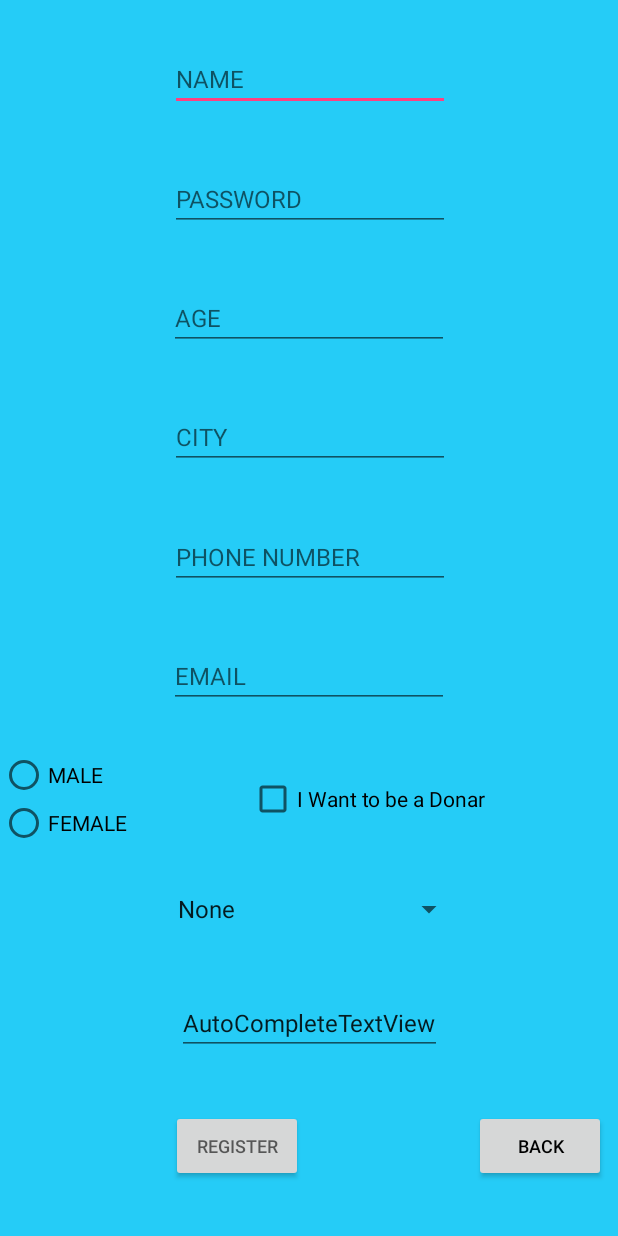
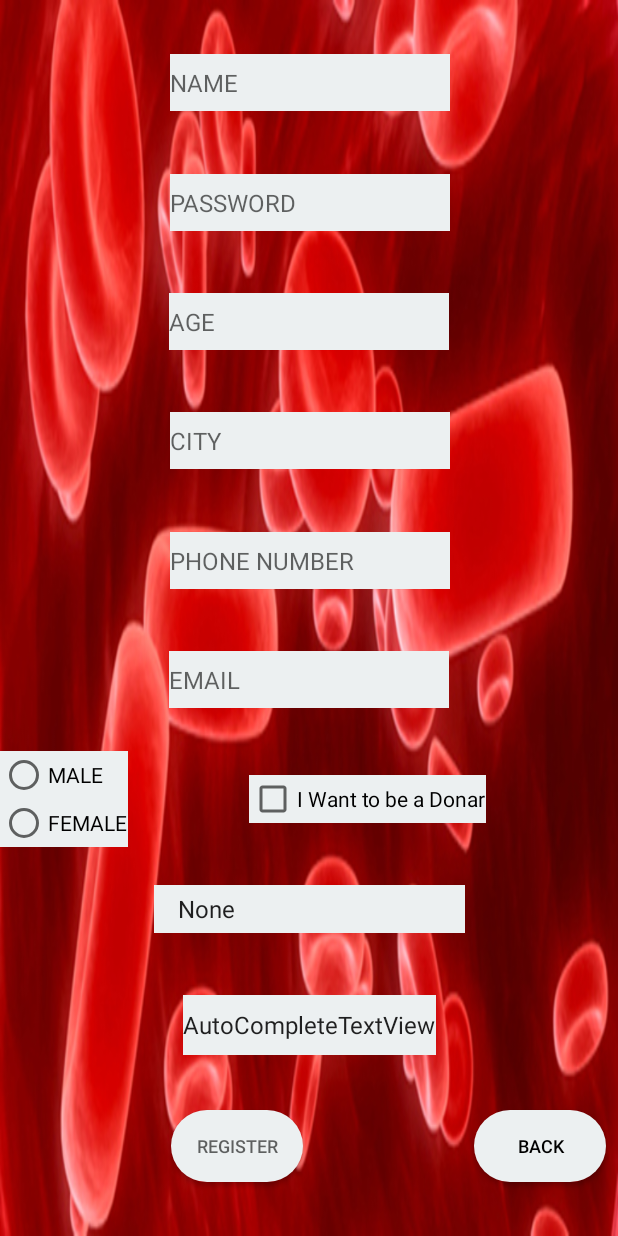
Before and after one commit to lokesh-venkata-sai/Bloodline, an Android app: the register screen opened directly, with no data from a screen before it, on a phone screen of 412 x 824 dp. Run offline under Robolectric (Android 15) with nearby library versions, the phone set to English and light mode, and no system bars.

Commit message:
added background and changed shape of buttons

```diff
--- /dev/null
+++ b/app/src/main/res/drawable/rounded_button.xml
@@ -0,0 +1,6 @@
+<?xml version="1.0" encoding="utf-8"?>
+<shape xmlns:android="http://schemas.android.com/apk/res/android"
+    android:shape="rectangle">
+    <solid android:color="@color/bt_color"/>
+    <corners android:radius="150dp"/>
+</shape>
--- a/app/src/main/res/layout/activity_loginregister.xml
+++ b/app/src/main/res/layout/activity_loginregister.xml
@@ -4,7 +4,7 @@
     xmlns:tools="http://schemas.android.com/tools"
     android:layout_width="match_parent"
     android:layout_height="match_parent"
-    android:background="#25CCF7"
+    android:background="@drawable/background"
     tools:context="com.example.lokesh.bloodline.loginregister">
 
     <EditText
@@ -13,6 +13,7 @@
         android:layout_height="50dp"
         android:layout_marginBottom="5dp"
         android:layout_marginTop="60dp"
+        android:background="#ecf0f1"
         android:ems="10"
         android:hint="@string/name"
         android:inputType="textPersonName"
@@ -28,6 +29,7 @@
         android:layout_width="300dp"
         android:layout_height="51dp"
         android:layout_marginBottom="284dp"
+        android:background="#ecf0f1"
         android:ems="10"
         android:hint="@string/password"
         android:inputType="textPassword"
@@ -43,6 +45,7 @@
         android:layout_height="wrap_content"
         android:layout_marginTop="5dp"
         android:text="@string/login_button"
+        android:background="@drawable/rounded_button"
         app:layout_constraintBottom_toBottomOf="parent"
         app:layout_constraintEnd_toStartOf="@+id/signup_button"
         app:layout_constraintHorizontal_bias="0.517"
@@ -56,6 +59,7 @@
         android:layout_height="wrap_content"
         android:layout_marginTop="5dp"
         android:text="@string/signup_button"
+        android:background="@drawable/rounded_button"
         app:layout_constraintBottom_toBottomOf="parent"
         app:layout_constraintEnd_toEndOf="parent"
         app:layout_constraintLeft_toRightOf="@id/login_button"
--- a/app/src/main/res/layout/activity_main.xml
+++ b/app/src/main/res/layout/activity_main.xml
@@ -4,7 +4,7 @@
     xmlns:tools="http://schemas.android.com/tools"
     android:layout_width="match_parent"
     android:layout_height="match_parent"
-    android:background="#25CCF7"
+    android:background="@drawable/background"
     tools:context="com.example.lokesh.bloodline.MainActivity">
 
     <Button
@@ -16,6 +16,7 @@
         android:layout_marginStart="15dp"
         android:layout_marginTop="160dp"
         android:text="@string/main_searchdonar"
+        android:background="@drawable/rounded_button"
         app:layout_constraintBottom_toTopOf="@+id/main_myprofile"
         app:layout_constraintEnd_toEndOf="parent"
         app:layout_constraintStart_toStartOf="parent"
@@ -30,6 +31,7 @@
         android:layout_marginStart="15dp"
         android:layout_marginTop="5dp"
         android:text="@string/main_myprofile"
+        android:background="@drawable/rounded_button"
         app:layout_constraintBottom_toBottomOf="parent"
         app:layout_constraintEnd_toEndOf="parent"
         app:layout_constraintStart_toStartOf="parent"
--- a/app/src/main/res/layout/activity_register.xml
+++ b/app/src/main/res/layout/activity_register.xml
@@ -4,7 +4,7 @@
     xmlns:tools="http://schemas.android.com/tools"
     android:layout_width="match_parent"
     android:layout_height="match_parent"
-    android:background="#25CCF7"
+    android:background="@drawable/background"
     tools:context="com.example.lokesh.bloodline.register">
 
 
@@ -16,6 +16,7 @@
         android:layout_marginEnd="8dp"
         android:layout_marginStart="8dp"
         android:layout_marginTop="5dp"
+        android:background="#ecf0f1"
         android:ems="10"
         android:hint="@string/registerpagename"
         android:inputType="textPersonName"
@@ -34,6 +35,7 @@
         android:layout_marginEnd="8dp"
         android:layout_marginStart="8dp"
         android:layout_marginTop="5dp"
+        android:background="#ecf0f1"
         android:ems="10"
         android:hint="@string/registerpagepassword"
         android:inputType="textPassword"
@@ -52,6 +54,7 @@
         android:layout_marginEnd="8dp"
         android:layout_marginStart="8dp"
         android:layout_marginTop="5dp"
+        android:background="#ecf0f1"
         android:ems="10"
         android:hint="@string/registerpageage"
         android:inputType="textPersonName"
@@ -69,6 +72,7 @@
         android:layout_marginEnd="8dp"
         android:layout_marginStart="8dp"
         android:layout_marginTop="5dp"
+        android:background="#ecf0f1"
         android:ems="10"
         android:hint="@string/registerpagecity"
         android:inputType="textPersonName"
@@ -87,6 +91,7 @@
         android:layout_marginEnd="8dp"
         android:layout_marginStart="8dp"
         android:layout_marginTop="5dp"
+        android:background="#ecf0f1"
         android:ems="10"
         android:hint="@string/registerpagephone"
         android:inputType="phone"
@@ -105,6 +110,7 @@
         android:layout_marginEnd="8dp"
         android:layout_marginStart="8dp"
         android:layout_marginTop="5dp"
+        android:background="#ecf0f1"
         android:ems="10"
         android:hint="@string/registerpageemail"
         android:inputType="textEmailAddress"
@@ -122,6 +128,7 @@
 
         android:layout_marginEnd="8dp"
         android:layout_marginTop="8dp"
+        android:background="#ecf0f1"
         android:text="@string/registerpagecheckbox"
         app:layout_constraintBottom_toTopOf="@id/registerpage_bloodgroup"
         app:layout_constraintEnd_toEndOf="parent"
@@ -140,6 +147,7 @@
         android:hint="@string/registerpageregisterbutton"
         android:textColor="@android:color/background_dark"
         android:textSize="12sp"
+        android:background="@drawable/rounded_button"
         app:layout_constraintBottom_toBottomOf="parent"
         app:layout_constraintEnd_toStartOf="@+id/registerpageback"
         app:layout_constraintStart_toStartOf="parent"
@@ -152,7 +160,7 @@
         android:layout_marginBottom="5dp"
         android:layout_marginEnd="8dp"
         android:layout_marginRight="8dp"
-
+        android:background="@drawable/rounded_button"
         android:layout_marginTop="5dp"
         android:text="@string/registerpageback"
         android:textColor="@android:color/background_dark"
@@ -170,6 +178,7 @@
         android:layout_marginEnd="8dp"
         android:layout_marginStart="8dp"
         android:layout_marginTop="5dp"
+        android:background="#ecf0f1"
         android:text="@string/autocompletetextview"
         android:textSize="16sp"
         app:layout_constraintBottom_toTopOf="@id/registerpageregister"
@@ -184,6 +193,7 @@
 
         android:layout_marginBottom="5dp"
         android:layout_marginTop="8dp"
+        android:background="#ecf0f1"
         app:layout_constraintBottom_toTopOf="@+id/registerpage_bloodgroup"
         app:layout_constraintRight_toLeftOf="@id/registerpagecheckbox"
         app:layout_constraintStart_toStartOf="parent"
@@ -215,6 +225,7 @@
         android:layout_marginEnd="8dp"
         android:layout_marginStart="8dp"
         android:layout_marginTop="5dp"
+        android:background="#ecf0f1"
         app:layout_constraintBottom_toTopOf="@id/registerpageuserid"
         app:layout_constraintEnd_toEndOf="parent"
         app:layout_constraintStart_toStartOf="parent"
--- a/app/src/main/res/values/colors.xml
+++ b/app/src/main/res/values/colors.xml
@@ -3,4 +3,5 @@
     <color name="colorPrimary">#2743e1</color>
     <color name="colorPrimaryDark">#303F9F</color>
     <color name="colorAccent">#FF4081</color>
+    <color name="bt_color">#ecf0f1</color>
 </resources>
```
Also changed, not shown: app/src/main/res/drawable/background.jpg (added).
